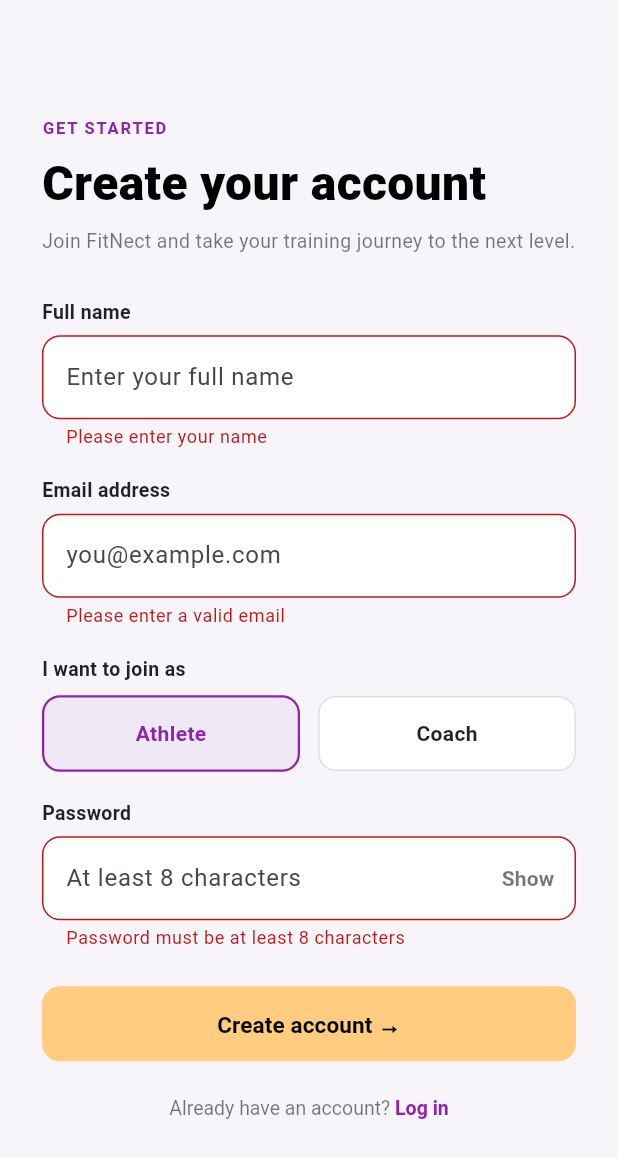
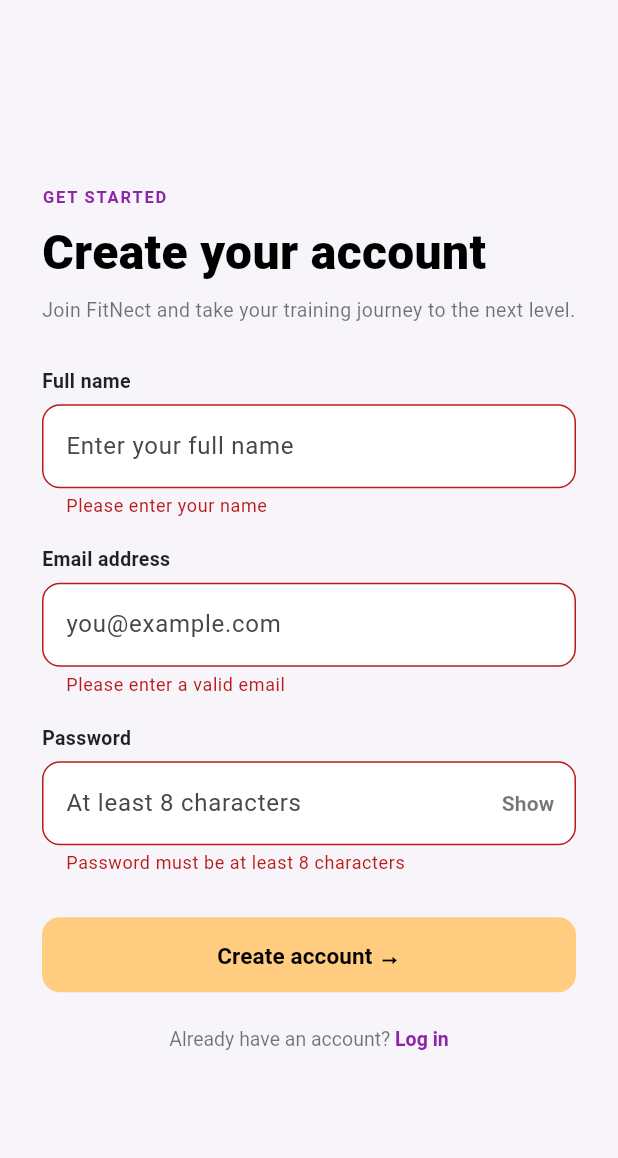
Before and after one commit to ahmadrahees156-creator/fitnect, a Flutter app: the SignUpScreen screen opened directly, after a tap on "Create account →", on a phone screen of 412 x 824 dp. Shown: the top 1158 px of the screen. Run offline on Flutter 3.47's test engine with Material 3 defaults, Android fonts, the phone set to English and light mode, and no system bars; our stand-ins replace google_sign_in.

Commit message:
signup updated

```diff
--- a/lib/login.dart
+++ b/lib/login.dart
@@ -17,7 +17,6 @@
   final TextEditingController _emailController = TextEditingController();
   final TextEditingController _passwordController = TextEditingController();
 
-  String _selectedRole = 'athlete';
   bool _obscurePassword = true;
   bool _isLoading = false;
 
@@ -36,7 +35,7 @@
           'name': _nameController.text.trim(),
           'email': _emailController.text.trim(),
           'password': _passwordController.text.trim(),
-          'role': _selectedRole,
+          'role': 'athlete',
         }),
       );
 
@@ -124,12 +123,10 @@
                   const SizedBox(height: 6),
                   const Text(
                     'Join FitNect and take your training journey to the next level.',
-                    style: TextStyle(
-                      color: Colors.black54,
-                      fontSize: 13,
-                    ),
+                    style: TextStyle(color: Colors.black54, fontSize: 13),
                   ),
                   const SizedBox(height: 28),
+
 
                   const Text('Full name', style: TextStyle(fontSize: 13, fontWeight: FontWeight.bold, color: Colors.black87)),
                   const SizedBox(height: 6),
@@ -145,6 +142,7 @@
                     validator: (value) => value == null || value.isEmpty ? 'Please enter your name' : null,
                   ),
                   const SizedBox(height: 18),
+
 
                   const Text('Email address', style: TextStyle(fontSize: 13, fontWeight: FontWeight.bold, color: Colors.black87)),
                   const SizedBox(height: 6),
@@ -162,62 +160,6 @@
                   ),
                   const SizedBox(height: 18),
 
-                  const Text('I want to join as', style: TextStyle(fontSize: 13, fontWeight: FontWeight.bold, color: Colors.black87)),
-                  const SizedBox(height: 8),
-                  Row(
-                    children: [
-                      Expanded(
-                        child: GestureDetector(
-                          onTap: () => setState(() => _selectedRole = 'athlete'),
-                          child: Container(
-                            padding: const EdgeInsets.symmetric(vertical: 14),
-                            alignment: Alignment.center,
-                            decoration: BoxDecoration(
-                              color: _selectedRole == 'athlete' ? const Color(0xFFEFE8F6) : Colors.white,
-                              borderRadius: BorderRadius.circular(12),
-                              border: Border.all(
-                                color: _selectedRole == 'athlete' ? const Color(0xFF8E24AA) : const Color(0xFFE0E0E0),
-                                width: _selectedRole == 'athlete' ? 1.5 : 1,
-                              ),
-                            ),
-                            child: Text(
-                              'Athlete',
-                              style: TextStyle(
-                                fontWeight: FontWeight.bold,
-                                color: _selectedRole == 'athlete' ? const Color(0xFF8E24AA) : Colors.black87,
-                              ),
-                            ),
-                          ),
-                        ),
-                      ),
-                      const SizedBox(width: 12),
-                      Expanded(
-                        child: GestureDetector(
-                          onTap: () => setState(() => _selectedRole = 'coach'),
-                          child: Container(
-                            padding: const EdgeInsets.symmetric(vertical: 14),
-                            alignment: Alignment.center,
-                            decoration: BoxDecoration(
-                              color: _selectedRole == 'coach' ? const Color(0xFFEFE8F6) : Colors.white,
-                              borderRadius: BorderRadius.circular(12),
-                              border: Border.all(
-                                color: _selectedRole == 'coach' ? const Color(0xFF8E24AA) : const Color(0xFFE0E0E0),
-                                width: _selectedRole == 'coach' ? 1.5 : 1,
-                              ),
-                            ),
-                            child: Text(
-                              'Coach',
-                              style: TextStyle(
-                                fontWeight: FontWeight.bold,
-                                color: _selectedRole == 'coach' ? const Color(0xFF8E24AA) : Colors.black87,
-                              ),
-                            ),
-                          ),
-                        ),
-                      ),
-                    ],
-                  ),
-                  const SizedBox(height: 18),
 
                   const Text('Password', style: TextStyle(fontSize: 13, fontWeight: FontWeight.bold, color: Colors.black87)),
                   const SizedBox(height: 6),
@@ -237,7 +179,8 @@
                     ),
                     validator: (value) => value == null || value.length < 8 ? 'Password must be at least 8 characters' : null,
                   ),
-                  const SizedBox(height: 24),
+                  const SizedBox(height: 28),
+
 
                   SizedBox(
                     width: double.infinity,
```
